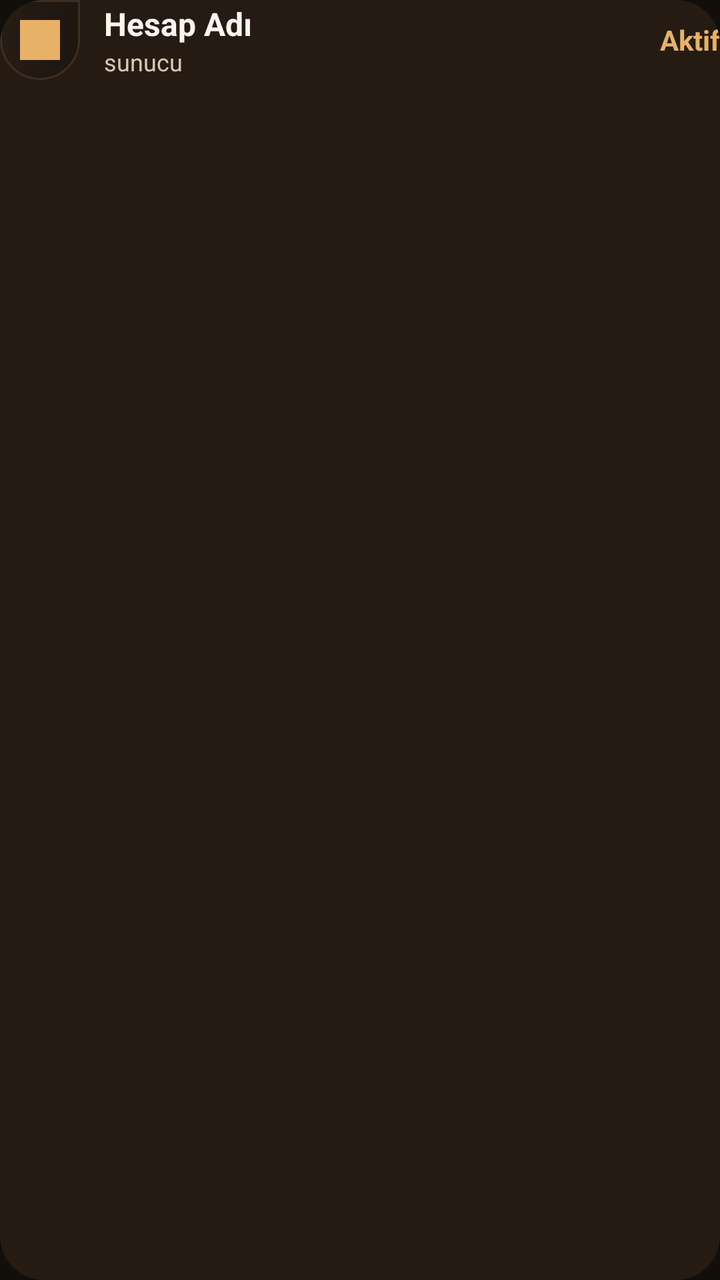
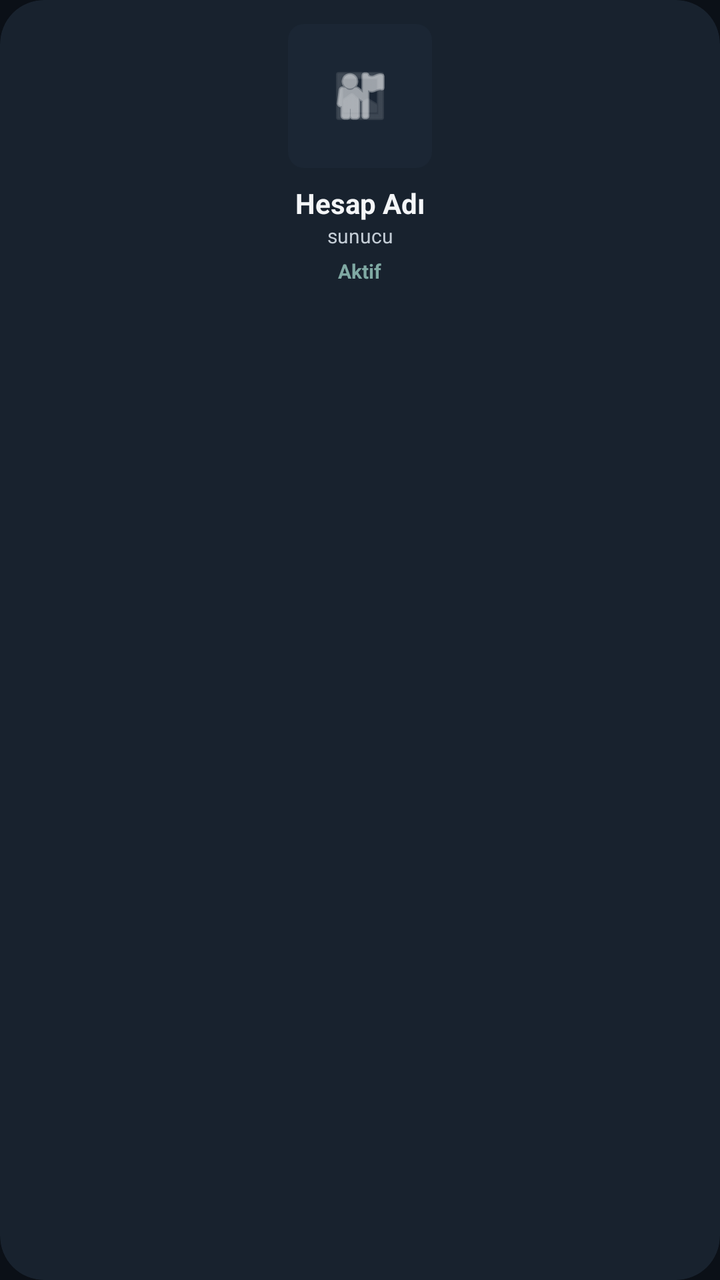

An Android layout rendered at two revisions. The XML below is the earlier revision; the diff shows what the commit changed to produce the second picture.
<!-- AndroidManifest.xml: application theme Theme.UzunsIPTV -->
<!-- res/layout/item_account.xml -->
<?xml version="1.0" encoding="utf-8"?>
<androidx.cardview.widget.CardView xmlns:android="http://schemas.android.com/apk/res/android"
    xmlns:app="http://schemas.android.com/apk/res-auto"
    android:layout_width="match_parent"
    android:layout_height="wrap_content"
    android:layout_marginBottom="14dp"
    android:clickable="true"
    android:focusable="true"
    android:foreground="@drawable/bg_universal_selector"
    app:cardBackgroundColor="@color/app_card"
    app:cardCornerRadius="22dp"
    app:cardElevation="0dp">

    <LinearLayout
        android:layout_width="match_parent"
        android:layout_height="wrap_content"
        android:gravity="center_vertical"
        android:orientation="horizontal">

        <ImageView
            android:id="@+id/imgAccountIcon"
            android:layout_width="40dp"
            android:layout_height="40dp"
            android:background="@drawable/bg_toolbar_surface"
            android:padding="10dp"
            android:src="@drawable/ic_user_avatar"
            android:tint="@color/app_accent"
            android:scaleType="centerInside" />

        <LinearLayout
            android:layout_width="0dp"
            android:layout_height="wrap_content"
            android:layout_marginStart="12dp"
            android:layout_weight="1"
            android:orientation="vertical">

            <TextView
                android:id="@+id/tvAccountName"
                android:layout_width="wrap_content"
                android:layout_height="wrap_content"
                android:text="Hesap Adı"
                android:textColor="@color/app_text_primary"
                android:textSize="16sp"
                android:textStyle="bold" />

            <TextView
                android:id="@+id/tvAccountDetail"
                android:layout_width="wrap_content"
                android:layout_height="wrap_content"
                android:text="sunucu"
                android:textColor="@color/app_text_secondary"
                android:textSize="12sp" />
        </LinearLayout>

        <TextView
            android:id="@+id/tvAccountStatus"
            android:layout_width="wrap_content"
            android:layout_height="wrap_content"
            android:text="Aktif"
            android:textColor="@color/app_accent"
            android:textStyle="bold" />
    </LinearLayout>
</androidx.cardview.widget.CardView>
<!-- resources referenced by this layout -->
<resources>
  <color name="app_accent">#E7B267</color>
  <color name="app_card">#251B13</color>
  <color name="app_text_primary">#FFF7ED</color>
  <color name="app_text_secondary">#D9C7B4</color>
  <!-- drawable bg_toolbar_surface (drawable) -->
  <?xml version="1.0" encoding="utf-8"?>
  <shape xmlns:android="http://schemas.android.com/apk/res/android" android:shape="rectangle">
      <gradient
          android:angle="0"
          android:startColor="#D1261C14"
          android:endColor="#A018120D" />
      <corners android:bottomLeftRadius="28dp" android:bottomRightRadius="28dp" />
      <stroke android:width="1dp" android:color="@color/app_stroke" />
  </shape>
  <!-- drawable bg_universal_selector (drawable) -->
  <?xml version="1.0" encoding="utf-8"?>
  <selector xmlns:android="http://schemas.android.com/apk/res/android">
  
      <item android:state_focused="true">
          <inset
              android:insetLeft="1dp"
              android:insetTop="1dp"
              android:insetRight="1dp"
              android:insetBottom="1dp">
              <shape android:shape="rectangle">
                  <solid android:color="#332A1E15"/>
                  <stroke android:width="2dp" android:color="@color/app_focus" />
                  <corners android:radius="24dp" />
              </shape>
          </inset>
      </item>
  
      <item android:state_pressed="true">
          <inset
              android:insetLeft="1dp"
              android:insetTop="1dp"
              android:insetRight="1dp"
              android:insetBottom="1dp">
              <shape android:shape="rectangle">
                  <solid android:color="#332A1E15"/>
                  <stroke android:width="2dp" android:color="@color/app_accent" />
                  <corners android:radius="24dp" />
              </shape>
          </inset>
      </item>
  
      <item>
          <shape android:shape="rectangle">
              <solid android:color="#00000000"/>
              <stroke android:width="0dp" android:color="#00000000" />
              <corners android:radius="24dp" />
          </shape>
      </item>
  </selector>
  <!-- drawable ic_user_avatar: png bitmap (drawable, 57621 bytes) -->
  <style name="Theme.UzunsIPTV" parent="Base.Theme.UzunsIPTV" />
  <color name="app_stroke">#3F2D20</color>
  <color name="app_focus">#FFF2D8</color>
  <style name="Base.Theme.UzunsIPTV" parent="Theme.Material3.DayNight.NoActionBar">
          <item name="colorPrimary">@color/app_accent</item>
          <item name="colorOnPrimary">@color/login_button_text</item>
          <item name="colorSecondary">@color/app_accent_deep</item>
          <item name="colorOnSecondary">@color/app_text_primary</item>
          <item name="android:windowBackground">@color/app_bg</item>
          <item name="android:statusBarColor">@android:color/transparent</item>
          <item name="android:navigationBarColor">@color/app_bg</item>
          <item name="android:windowLightStatusBar">false</item>
          <item name="android:textColorPrimary">@color/app_text_primary</item>
          <item name="android:textColorSecondary">@color/app_text_secondary</item>
          <item name="materialCardViewStyle">@style/Uzuns.Card</item>
      </style>
  <color name="app_accent_deep">#B66A2C</color>
  <color name="app_bg">#120E0A</color>
  <style name="Uzuns.Card" parent="Widget.Material3.CardView.Elevated">
          <item name="cardBackgroundColor">@color/app_card</item>
          <item name="cardCornerRadius">24dp</item>
          <item name="cardElevation">0dp</item>
      </style>
</resources>

<!-- the commit's change to res/layout/item_account.xml (unified diff, before → after) -->
@@ -2,8 +2,8 @@
 <androidx.cardview.widget.CardView xmlns:android="http://schemas.android.com/apk/res/android"
     xmlns:app="http://schemas.android.com/apk/res-auto"
     android:layout_width="match_parent"
-    android:layout_height="wrap_content"
-    android:layout_marginBottom="14dp"
+    android:layout_height="154dp"
+    android:layout_margin="6dp"
     android:clickable="true"
     android:focusable="true"
     android:foreground="@drawable/bg_universal_selector"
@@ -14,42 +14,45 @@
     <LinearLayout
         android:layout_width="match_parent"
         android:layout_height="wrap_content"
-        android:gravity="center_vertical"
-        android:orientation="horizontal">
+        android:gravity="center"
+        android:orientation="vertical"
+        android:padding="12dp">
 
         <ImageView
             android:id="@+id/imgAccountIcon"
-            android:layout_width="40dp"
-            android:layout_height="40dp"
-            android:background="@drawable/bg_toolbar_surface"
-            android:padding="10dp"
-            android:src="@drawable/ic_user_avatar"
-            android:tint="@color/app_accent"
+            android:layout_width="72dp"
+            android:layout_height="72dp"
+            android:background="@drawable/bg_placeholder"
+            android:padding="18dp"
+            android:src="@android:drawable/ic_menu_myplaces"
+            android:tint="@color/app_text_primary"
             android:scaleType="centerInside" />
 
         <LinearLayout
-            android:layout_width="0dp"
+            android:layout_width="match_parent"
             android:layout_height="wrap_content"
-            android:layout_marginStart="12dp"
-            android:layout_weight="1"
+            android:layout_marginTop="8dp"
             android:orientation="vertical">
 
             <TextView
                 android:id="@+id/tvAccountName"
-                android:layout_width="wrap_content"
+                android:layout_width="match_parent"
                 android:layout_height="wrap_content"
                 android:text="Hesap Adı"
                 android:textColor="@color/app_text_primary"
-                android:textSize="16sp"
+                android:gravity="center"
+                android:maxLines="1"
+                android:textSize="14sp"
                 android:textStyle="bold" />
 
             <TextView
                 android:id="@+id/tvAccountDetail"
-                android:layout_width="wrap_content"
+                android:layout_width="match_parent"
                 android:layout_height="wrap_content"
                 android:text="sunucu"
                 android:textColor="@color/app_text_secondary"
-                android:textSize="12sp" />
+                android:gravity="center"
+                android:textSize="10sp" />
         </LinearLayout>
 
         <TextView
@@ -58,6 +61,8 @@
             android:layout_height="wrap_content"
             android:text="Aktif"
             android:textColor="@color/app_accent"
+            android:layout_marginTop="4dp"
+            android:textSize="10sp"
             android:textStyle="bold" />
     </LinearLayout>
 </androidx.cardview.widget.CardView>
<!-- resource entries referenced after the edit -->
@@ -1,19 +1,25 @@
 <!-- resources referenced by this layout -->
 <resources>
-  <color name="app_accent">#E7B267</color>
-  <color name="app_card">#251B13</color>
-  <color name="app_text_primary">#FFF7ED</color>
-  <color name="app_text_secondary">#D9C7B4</color>
-  <!-- drawable bg_toolbar_surface (drawable) -->
+  <color name="app_accent">#7FA9A3</color>
+  <color name="app_card">#18222E</color>
+  <color name="app_text_primary">#F4F6F8</color>
+  <color name="app_text_secondary">#C4CDD6</color>
+  <!-- drawable bg_placeholder (drawable) -->
   <?xml version="1.0" encoding="utf-8"?>
-  <shape xmlns:android="http://schemas.android.com/apk/res/android" android:shape="rectangle">
-      <gradient
-          android:angle="0"
-          android:startColor="#D1261C14"
-          android:endColor="#A018120D" />
-      <corners android:bottomLeftRadius="28dp" android:bottomRightRadius="28dp" />
-      <stroke android:width="1dp" android:color="@color/app_stroke" />
-  </shape>
+  <layer-list xmlns:android="http://schemas.android.com/apk/res/android">
+      <item>
+          <shape android:shape="rectangle">
+      <solid android:color="@color/app_panel_strong" />
+              <corners android:radius="8dp" />
+          </shape>
+      </item>
+  
+      <item android:gravity="center">
+          <bitmap android:src="@android:drawable/ic_menu_gallery"
+              android:tint="#40FFFFFF"
+              android:gravity="center"/>
+      </item>
+  </layer-list>
   <!-- drawable bg_universal_selector (drawable) -->
   <?xml version="1.0" encoding="utf-8"?>
   <selector xmlns:android="http://schemas.android.com/apk/res/android">
@@ -25,9 +31,9 @@
               android:insetRight="1dp"
               android:insetBottom="1dp">
               <shape android:shape="rectangle">
-                  <solid android:color="#332A1E15"/>
+                  <solid android:color="#661B2634"/>
                   <stroke android:width="2dp" android:color="@color/app_focus" />
-                  <corners android:radius="24dp" />
+                  <corners android:radius="18dp" />
               </shape>
           </inset>
       </item>
@@ -39,9 +45,9 @@
               android:insetRight="1dp"
               android:insetBottom="1dp">
               <shape android:shape="rectangle">
-                  <solid android:color="#332A1E15"/>
+                  <solid android:color="#801B2634"/>
                   <stroke android:width="2dp" android:color="@color/app_accent" />
-                  <corners android:radius="24dp" />
+                  <corners android:radius="18dp" />
               </shape>
           </inset>
       </item>
@@ -50,14 +56,13 @@
           <shape android:shape="rectangle">
               <solid android:color="#00000000"/>
               <stroke android:width="0dp" android:color="#00000000" />
-              <corners android:radius="24dp" />
+              <corners android:radius="18dp" />
           </shape>
       </item>
   </selector>
-  <!-- drawable ic_user_avatar: png bitmap (drawable, 57621 bytes) -->
   <style name="Theme.UzunsIPTV" parent="Base.Theme.UzunsIPTV" />
-  <color name="app_stroke">#3F2D20</color>
-  <color name="app_focus">#FFF2D8</color>
+  <color name="app_panel_strong">#1B2634</color>
+  <color name="app_focus">#E7D7B8</color>
   <style name="Base.Theme.UzunsIPTV" parent="Theme.Material3.DayNight.NoActionBar">
           <item name="colorPrimary">@color/app_accent</item>
           <item name="colorOnPrimary">@color/login_button_text</item>
@@ -69,13 +74,15 @@
           <item name="android:windowLightStatusBar">false</item>
           <item name="android:textColorPrimary">@color/app_text_primary</item>
           <item name="android:textColorSecondary">@color/app_text_secondary</item>
+          <item name="android:fontFamily">sans-serif</item>
+          <item name="android:windowActionModeOverlay">true</item>
           <item name="materialCardViewStyle">@style/Uzuns.Card</item>
       </style>
-  <color name="app_accent_deep">#B66A2C</color>
-  <color name="app_bg">#120E0A</color>
+  <color name="app_accent_deep">#587E7A</color>
+  <color name="app_bg">#0B1017</color>
   <style name="Uzuns.Card" parent="Widget.Material3.CardView.Elevated">
           <item name="cardBackgroundColor">@color/app_card</item>
-          <item name="cardCornerRadius">24dp</item>
+          <item name="cardCornerRadius">20dp</item>
           <item name="cardElevation">0dp</item>
       </style>
 </resources>
